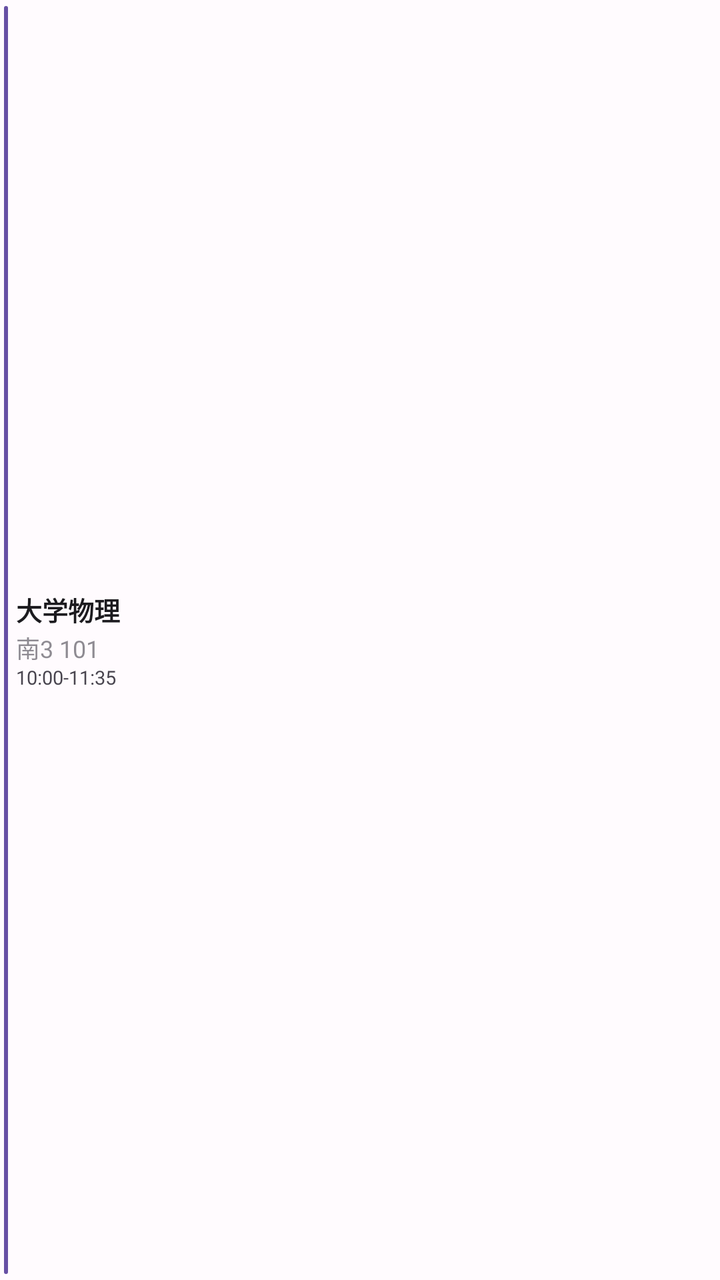
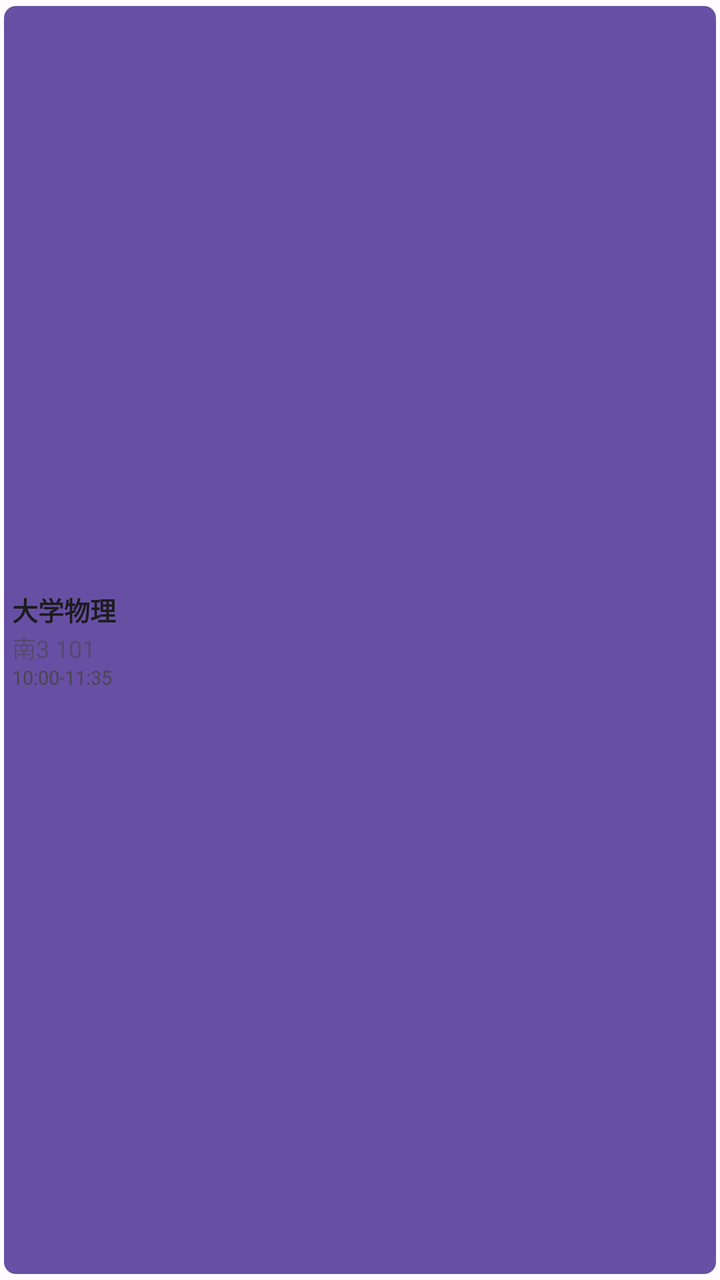

An Android layout rendered at two revisions. The XML below is the earlier revision; the diff shows what the commit changed to produce the second picture.
<!-- AndroidManifest.xml: application theme Theme.ZZUPocket -->
<!-- res/layout/widget_week_cell.xml -->
<?xml version="1.0" encoding="utf-8"?>
<LinearLayout xmlns:android="http://schemas.android.com/apk/res/android"
    android:id="@+id/week_cell_root"
    android:layout_width="match_parent"
    android:layout_height="wrap_content"
    android:baselineAligned="false"
    android:gravity="center_vertical"
    android:orientation="horizontal"
    android:paddingStart="2dp"
    android:paddingTop="3dp"
    android:paddingEnd="2dp"
    android:paddingBottom="3dp">

    <TextView
        android:id="@+id/week_cell_bar"
        android:layout_width="2dp"
        android:layout_height="match_parent"
        android:background="@drawable/widget_bar" />

    <LinearLayout
        android:layout_width="0dp"
        android:layout_height="wrap_content"
        android:layout_marginStart="4dp"
        android:layout_weight="1"
        android:orientation="vertical">

        <TextView
            android:id="@+id/week_cell_name"
            android:layout_width="match_parent"
            android:layout_height="wrap_content"
            android:ellipsize="end"
            android:includeFontPadding="false"
            android:maxLines="2"
            android:text="@string/widget_preview_class1_name"
            android:textColor="@color/widget_text"
            android:textSize="@dimen/widget_row_name"
            android:textStyle="bold" />

        <TextView
            android:id="@+id/week_cell_place"
            android:layout_width="match_parent"
            android:layout_height="wrap_content"
            android:layout_marginTop="1dp"
            android:ellipsize="end"
            android:includeFontPadding="false"
            android:maxLines="1"
            android:text="@string/widget_preview_place"
            android:textColor="@color/widget_text_hint"
            android:textSize="@dimen/widget_row_sub" />

        <TextView
            android:id="@+id/week_cell_time"
            android:layout_width="match_parent"
            android:layout_height="wrap_content"
            android:layout_marginTop="1dp"
            android:ellipsize="end"
            android:includeFontPadding="false"
            android:maxLines="1"
            android:text="@string/widget_preview_range"
            android:textColor="@color/widget_text_dim"
            android:textSize="9.5dp" />
    </LinearLayout>
</LinearLayout>
<!-- resources referenced by this layout -->
<resources>
  <color name="widget_text">#1C1B1F</color>
  <color name="widget_text_dim">#49454F</color>
  <color name="widget_text_hint">#9E49454F</color>
  <dimen name="widget_row_name">13dp</dimen>
  <dimen name="widget_row_sub">12dp</dimen>
  <!-- drawable widget_bar (drawable) -->
  <?xml version="1.0" encoding="utf-8"?>
  <shape xmlns:android="http://schemas.android.com/apk/res/android"
      android:shape="rectangle">
      <solid android:color="@color/widget_bar" />
      <corners android:radius="2dp" />
  </shape>
  <string name="widget_preview_class1_name">大学物理</string>
  <string name="widget_preview_place">南3 101</string>
  <string name="widget_preview_range">10:00-11:35</string>
  <style name="Theme.ZZUPocket" parent="android:Theme.Material.Light.NoActionBar">
          <item name="android:windowBackground">@color/window_background</item>
      </style>
  <color name="widget_bar">#6750A4</color>
  <color name="window_background">#FFFBFE</color>
</resources>

<!-- the commit's change to res/layout/widget_week_cell.xml (unified diff, before → after) -->
@@ -3,26 +3,23 @@
     android:id="@+id/week_cell_root"
     android:layout_width="match_parent"
     android:layout_height="wrap_content"
-    android:baselineAligned="false"
-    android:gravity="center_vertical"
-    android:orientation="horizontal"
+    android:orientation="vertical"
     android:paddingStart="2dp"
     android:paddingTop="3dp"
     android:paddingEnd="2dp"
     android:paddingBottom="3dp">
 
-    <TextView
-        android:id="@+id/week_cell_bar"
-        android:layout_width="2dp"
+    <LinearLayout
+        android:id="@+id/week_cell_block"
+        android:layout_width="match_parent"
         android:layout_height="match_parent"
-        android:background="@drawable/widget_bar" />
-
-    <LinearLayout
-        android:layout_width="0dp"
-        android:layout_height="wrap_content"
-        android:layout_marginStart="4dp"
-        android:layout_weight="1"
-        android:orientation="vertical">
+        android:background="@drawable/widget_block"
+        android:gravity="center_vertical"
+        android:orientation="vertical"
+        android:paddingStart="4dp"
+        android:paddingTop="2dp"
+        android:paddingEnd="3dp"
+        android:paddingBottom="2dp">
 
         <TextView
             android:id="@+id/week_cell_name"
<!-- resource entries referenced after the edit -->
@@ -5,12 +5,12 @@
   <color name="widget_text_hint">#9E49454F</color>
   <dimen name="widget_row_name">13dp</dimen>
   <dimen name="widget_row_sub">12dp</dimen>
-  <!-- drawable widget_bar (drawable) -->
+  <!-- drawable widget_block (drawable) -->
   <?xml version="1.0" encoding="utf-8"?>
   <shape xmlns:android="http://schemas.android.com/apk/res/android"
       android:shape="rectangle">
       <solid android:color="@color/widget_bar" />
-      <corners android:radius="2dp" />
+      <corners android:radius="6dp" />
   </shape>
   <string name="widget_preview_class1_name">大学物理</string>
   <string name="widget_preview_place">南3 101</string>
